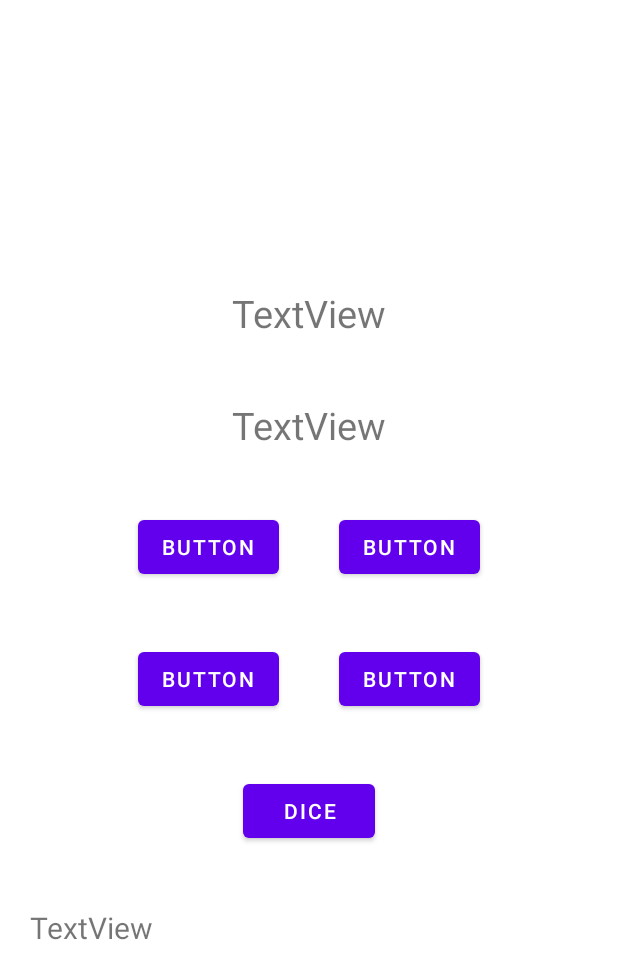
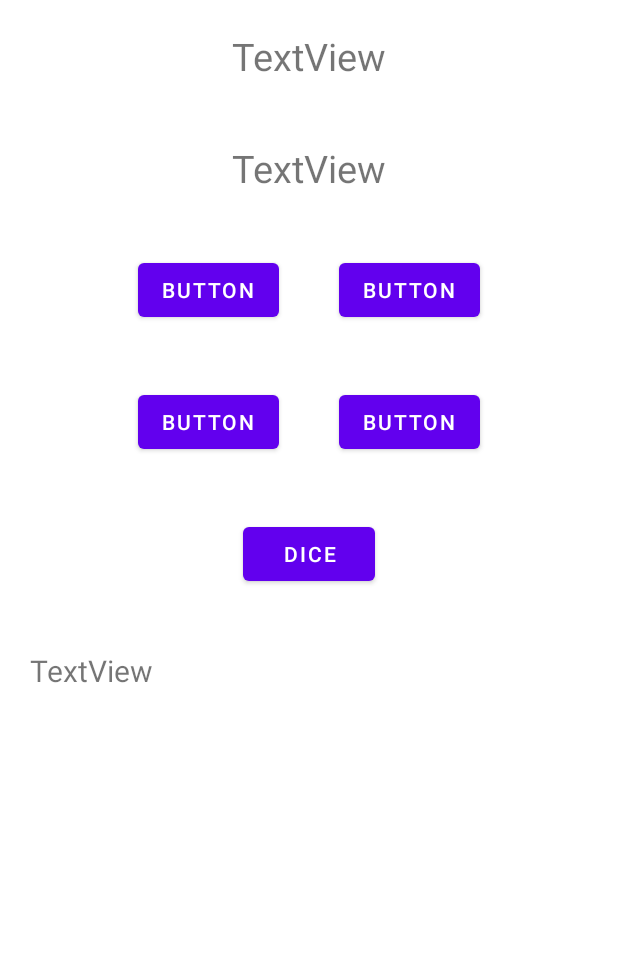
Before and after one commit to zahhard/mathPlay, an Android app: the layout activity_main.xml on its own in the app's theme, with its tools: preview values and no code run, on a phone screen of 412 x 824 dp. Shown: the top 979 px of the screen. Run offline under Robolectric (Android 15) with nearby library versions, the phone set to English and light mode, and no system bars.

Commit message:
scrollView added

```diff
--- a/app/src/main/res/layout/activity_main.xml
+++ b/app/src/main/res/layout/activity_main.xml
@@ -1,5 +1,5 @@
 <?xml version="1.0" encoding="utf-8"?>
-<LinearLayout
+<ScrollView
     xmlns:android="http://schemas.android.com/apk/res/android"
     xmlns:app="http://schemas.android.com/apk/res-auto"
     xmlns:tools="http://schemas.android.com/tools"
@@ -9,6 +9,11 @@
     android:layout_height="match_parent"
     tools:context=".MainActivity">
 
+    <LinearLayout
+        android:layout_width="match_parent"
+        android:layout_height="match_parent"
+        android:gravity="center"
+        android:orientation="vertical">
 
     <TextView
         android:id="@+id/tv_random1"
@@ -93,6 +98,6 @@
         android:layout_margin="20sp"
         android:text="TextView" />
 
+    </LinearLayout>
 
-
-</LinearLayout>
+</ScrollView>
```
